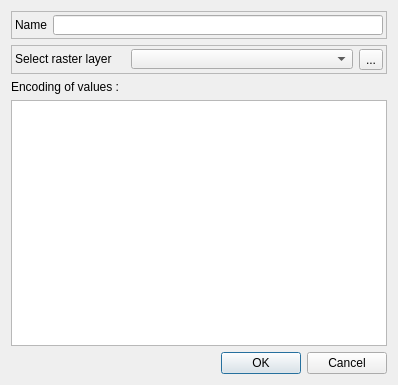
This is ui/raster_data_dialog.ui in MathieuChailloux/MitiConnect as Qt 5 draws it before an edit. The edited form follows.
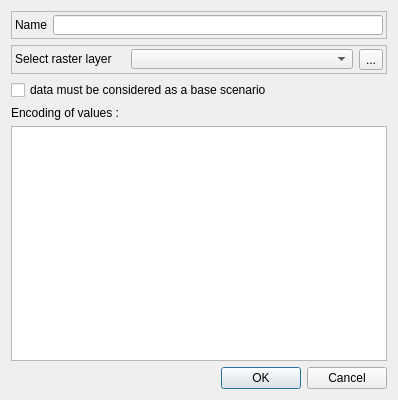
This is the edited form. Custom widgets are drawn as their Qt base class.

```diff
--- a/ui/raster_data_dialog.ui
+++ b/ui/raster_data_dialog.ui
@@ -7,14 +7,14 @@
     <x>0</x>
     <y>0</y>
     <width>398</width>
-    <height>385</height>
+    <height>400</height>
    </rect>
   </property>
   <property name="windowTitle">
    <string>Dialog</string>
   </property>
-  <layout class="QVBoxLayout" name="verticalLayout">
-   <item>
+  <layout class="QGridLayout" name="gridLayout">
+   <item row="0" column="0">
     <widget class="QFrame" name="frame_2">
      <property name="sizePolicy">
       <sizepolicy hsizetype="Preferred" vsizetype="Minimum">
@@ -133,7 +133,17 @@
      </layout>
     </widget>
    </item>
-   <item>
+   <item row="2" column="0">
+    <widget class="QCheckBox" name="isScenario">
+     <property name="enabled">
+      <bool>true</bool>
+     </property>
+     <property name="text">
+      <string>data must be considered as a base scenario</string>
+     </property>
+    </widget>
+   </item>
+   <item row="3" column="0">
     <widget class="QLabel" name="encodingLabel">
      <property name="enabled">
       <bool>true</bool>
@@ -143,10 +153,10 @@
      </property>
     </widget>
    </item>
-   <item>
+   <item row="4" column="0">
     <widget class="QTableView" name="rasterDataDialogView"/>
    </item>
-   <item>
+   <item row="5" column="0">
     <widget class="QDialogButtonBox" name="buttonBox">
      <property name="orientation">
       <enum>Qt::Horizontal</enum>
```
Left out of the diff: 2 changed lines with no effect on the pictures.
